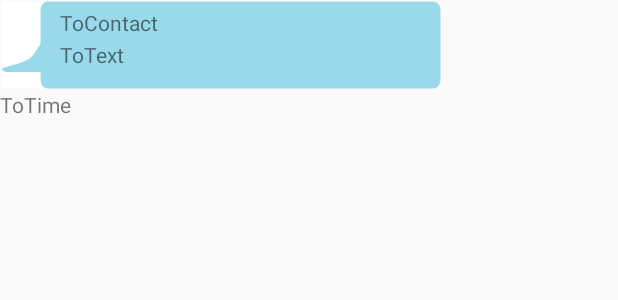
After one commit to JordyDias93/AndroidProject, an Android app: the layout chat_item_received.xml on its own in the app's theme, with its tools: preview values and no code run, on a phone screen of 412 x 824 dp. The commit adds this screen. Shown: the top 300 px of the screen. Run offline under Robolectric (Android 15) with nearby library versions, the phone set to English and light mode, and no system bars.

Commit message:
Ajout des messages(xml only)

```diff
--- /dev/null
+++ b/ParseStarterProject/src/main/res/layout/chat_item_received.xml
@@ -0,0 +1,36 @@
+<?xml version="1.0" encoding="utf-8"?>
+<LinearLayout xmlns:android="http://schemas.android.com/apk/res/android"
+    android:orientation="vertical" android:layout_width="wrap_content"
+    android:layout_height="wrap_content">
+
+
+    <LinearLayout
+        android:orientation="vertical"
+        android:layout_width="match_parent"
+        android:layout_height="match_parent"
+        android:background="@drawable/graylightbubble">
+
+        <TextView
+            android:layout_width="wrap_content"
+            android:layout_height="wrap_content"
+            android:text="ToContact"
+            android:id="@+id/TextContact"
+            android:layout_marginLeft="40dp"
+            android:layout_marginTop="5dp" />
+
+        <TextView
+            android:layout_width="wrap_content"
+            android:layout_height="wrap_content"
+            android:text="ToText"
+            android:id="@+id/TextMessage"
+            android:layout_marginLeft="40dp"
+            android:layout_marginTop="2dp" />
+    </LinearLayout>
+
+    <TextView
+        android:layout_width="match_parent"
+        android:layout_height="match_parent"
+        android:textAppearance="?android:attr/textAppearanceSmall"
+        android:text="ToTime"
+        android:id="@+id/TextTime" />
+</LinearLayout>
--- /dev/null
+++ b/ParseStarterProject/src/main/res/layout/chat_item_send.xml
@@ -0,0 +1,6 @@
+<?xml version="1.0" encoding="utf-8"?>
+<LinearLayout xmlns:android="http://schemas.android.com/apk/res/android"
+    android:orientation="vertical" android:layout_width="match_parent"
+    android:layout_height="match_parent">
+
+</LinearLayout>
--- a/ParseStarterProject/src/main/res/values/strings.xml
+++ b/ParseStarterProject/src/main/res/values/strings.xml
@@ -15,4 +15,7 @@
 
     <string name="hello_world">Hello World!</string>
     <string name="action_settings">Settings</string>
+    <string name="labelcontact">Contact</string>
+    <string name="test">labelcontact</string>
+    <string name="test2">ToText</string>
 </resources>
```
Also changed, not shown: ParseStarterProject/src/main/res/drawable-xhdpi/graylightbubble.png (added), ParseStarterProject/src/main/res/drawable-xhdpi/testgray.png (added), 38 other files.
